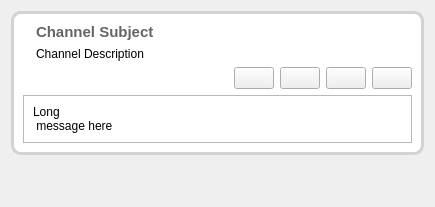
Above: retroshare-gui/src/gui/feeds/ChanMsgItem.ui from RetroShare/RetroShare before the change. Below: the same form after it.
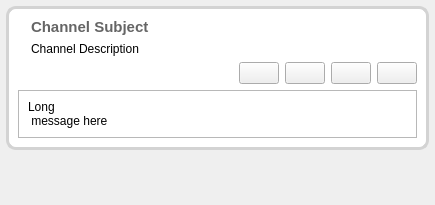
That is the form after the change. Icons and pictures are not drawn.

Patch:
```diff
--- a/retroshare-gui/src/gui/feeds/ChanMsgItem.ui
+++ b/retroshare-gui/src/gui/feeds/ChanMsgItem.ui
@@ -7,13 +7,19 @@
     <x>0</x>
     <y>0</y>
     <width>435</width>
-    <height>207</height>
+    <height>205</height>
    </rect>
   </property>
   <property name="windowTitle">
    <string>Form</string>
   </property>
   <layout class="QGridLayout" name="gridLayout_3">
+   <property name="horizontalSpacing">
+    <number>0</number>
+   </property>
+   <property name="margin">
+    <number>6</number>
+   </property>
    <item row="0" column="0">
     <widget class="QFrame" name="frame">
      <property name="sizePolicy">
```
Left out of the diff: 2 changed lines with no effect on the pictures.
